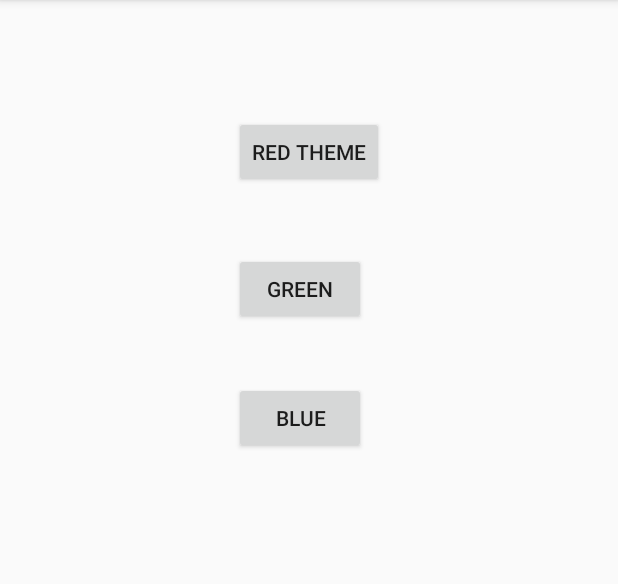
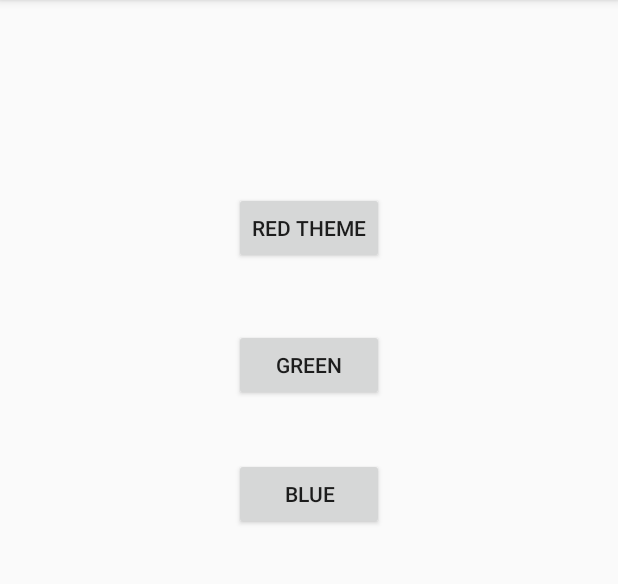
Before and after one commit to maffan91/themes_in_action, an Android app: the screen it shows after launch (MainActivity), on a phone screen of 412 x 824 dp, the part 84-668 px from its top. Run offline under Robolectric (Android 15) with nearby library versions, the phone set to English and light mode, and no system bars.

Commit message:
layout fixed

```diff
--- a/app/src/main/AndroidManifest.xml
+++ b/app/src/main/AndroidManifest.xml
@@ -16,11 +16,14 @@
             </intent-filter>
         </activity>
         <activity android:name=".RedActivity"
+            android:label="Red Theme"
             android:theme="@style/RedTheme"
             />
         <activity android:name=".GreenActivity"
+            android:label="Green Theme"
             android:theme="@style/GreenTheme"/>
         <activity android:name=".BlueActivity"
+            android:label="Blue Theme"
             android:theme="@style/BlueTheme">
         </activity>
     </application>
--- a/app/src/main/res/layout/activity_main.xml
+++ b/app/src/main/res/layout/activity_main.xml
@@ -11,16 +11,6 @@
     tools:context="com.app.maffan.themeinaction.MainActivity">
 
     <Button
-        android:text="Red Theme"
-        android:layout_width="wrap_content"
-        android:layout_height="wrap_content"
-        android:layout_marginTop="61dp"
-        android:id="@+id/red_button"
-        android:layout_alignParentTop="true"
-        android:onClick="onRedClick"
-        android:layout_centerHorizontal="true" />
-
-    <Button
         android:text="Green"
         android:layout_width="wrap_content"
         android:layout_height="wrap_content"
@@ -29,7 +19,9 @@
         android:layout_alignLeft="@+id/red_button"
         android:layout_alignStart="@+id/red_button"
         android:onClick="onGreenClick"
-        android:layout_marginTop="43dp" />
+        android:layout_marginTop="43dp"
+        android:layout_alignRight="@+id/red_button"
+        android:layout_alignEnd="@+id/red_button" />
 
     <Button
         android:text="Blue"
@@ -43,4 +35,14 @@
         android:onClick="onBlueClick"
         android:layout_alignRight="@+id/green_button"
         android:layout_alignEnd="@+id/green_button" />
+
+    <Button
+        android:text="Red Theme"
+        android:layout_width="wrap_content"
+        android:layout_height="wrap_content"
+        android:layout_marginTop="112dp"
+        android:id="@+id/red_button"
+        android:onClick="onRedClick"
+        android:layout_alignParentTop="true"
+        android:layout_centerHorizontal="true" />
 </RelativeLayout>
```
